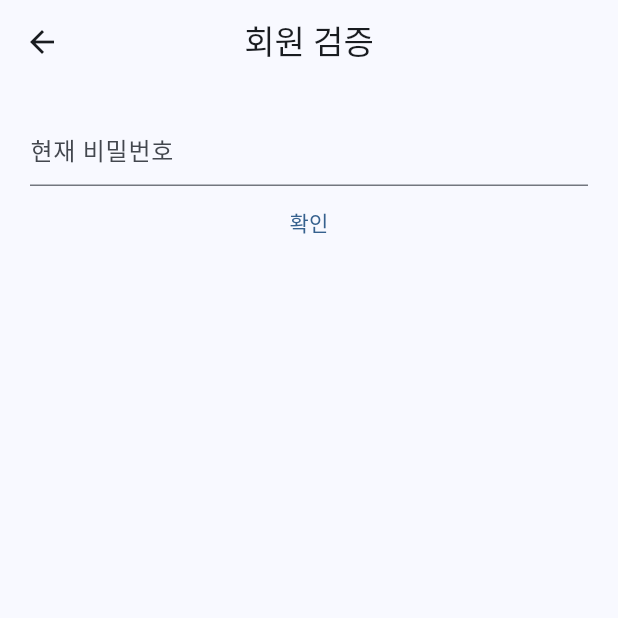
After one commit to crongd/flutter_practice_project, a Flutter app: the UserVerificationPage screen opened directly, on a phone screen of 412 x 824 dp, the top half of it. The commit adds this screen. Run offline on Flutter 3.47's test engine with Material 3 defaults, Android fonts, the phone set to English and light mode, and no system bars; our stand-ins replace cached_network_image, carousel_slider, dio, flutter_rating_bar, flutter_secure_storage; missing offline and left inert: iamport_flutter, kpostal; accounts and stored records are empty; network calls fail.

Commit message:
리뷰 일단 완성 비밀번호 변경 검증 단계

```diff
--- a/lib/page/user_re_password_page.dart
+++ b/lib/page/user_re_password_page.dart
@@ -1,4 +1,5 @@
 import 'package:flutter/material.dart';
+import 'package:flutter_secure_storage/flutter_secure_storage.dart';
 
 class UserRePasswordPage extends StatefulWidget {
   const UserRePasswordPage({super.key});
@@ -8,6 +9,9 @@ class UserRePasswordPage extends StatefulWidget {
 }
 
 class _UserRePasswordPageState extends State<UserRePasswordPage> {
+
+  final storage = const FlutterSecureStorage();
+
   @override
   Widget build(BuildContext context) {
     return Scaffold(
--- /dev/null
+++ b/lib/page/user_verification.dart
@@ -0,0 +1,45 @@
+import 'package:flutter/material.dart';
+
+class UserVerificationPage extends StatefulWidget {
+  const UserVerificationPage({super.key});
+
+  @override
+  State<UserVerificationPage> createState() => _UserVerificationState();
+}
+
+class _UserVerificationState extends State<UserVerificationPage> {
+
+  final TextEditingController _pwController = TextEditingController();
+
+  @override
+  Widget build(BuildContext context) {
+    return Scaffold(
+      appBar: AppBar(
+        title: Text("회원 검증"),
+        centerTitle: true,
+      ),
+      body: Container(
+        width: double.infinity,
+        child: Padding(
+            padding: EdgeInsets.all(20),
+            child: Column(
+              children: [
+                TextField(
+                    controller: _pwController,
+                    decoration: InputDecoration(
+                        hintText: "현재 비밀번호"
+                    ),
+                ),
+                TextButton(
+                  onPressed: () {
+
+                  },
+                  child: Text('확인'),
+                )
+              ],
+            ),
+        )
+      )
+    );
+  }
+}
```
Also changed, not shown: lib/page/item_details_page.dart (+61 -11 lines), lib/page/user_info_page.dart (+33 -7 lines), lib/page/user_my_page.dart (+17 -4 lines).
